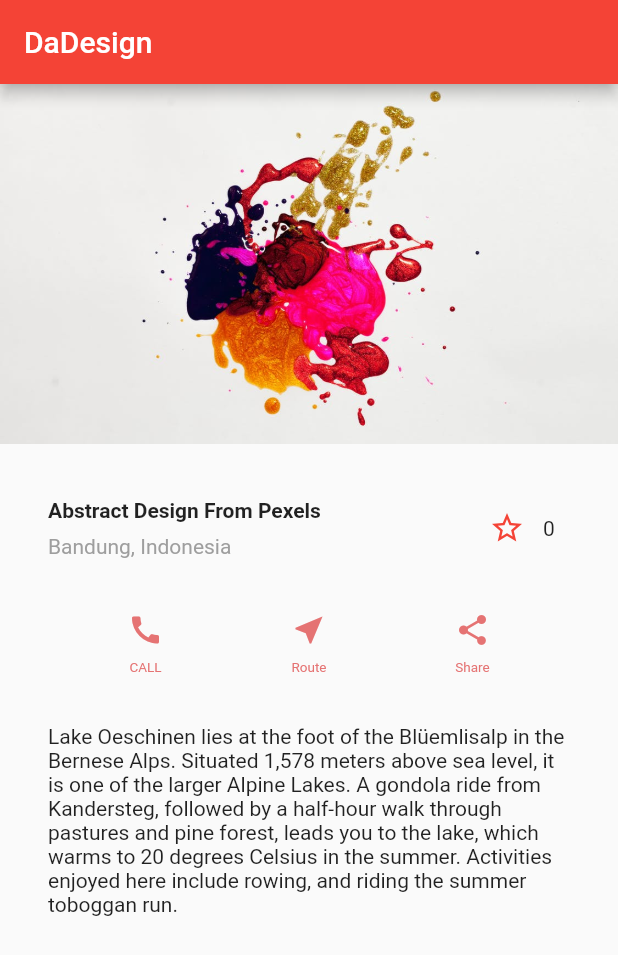
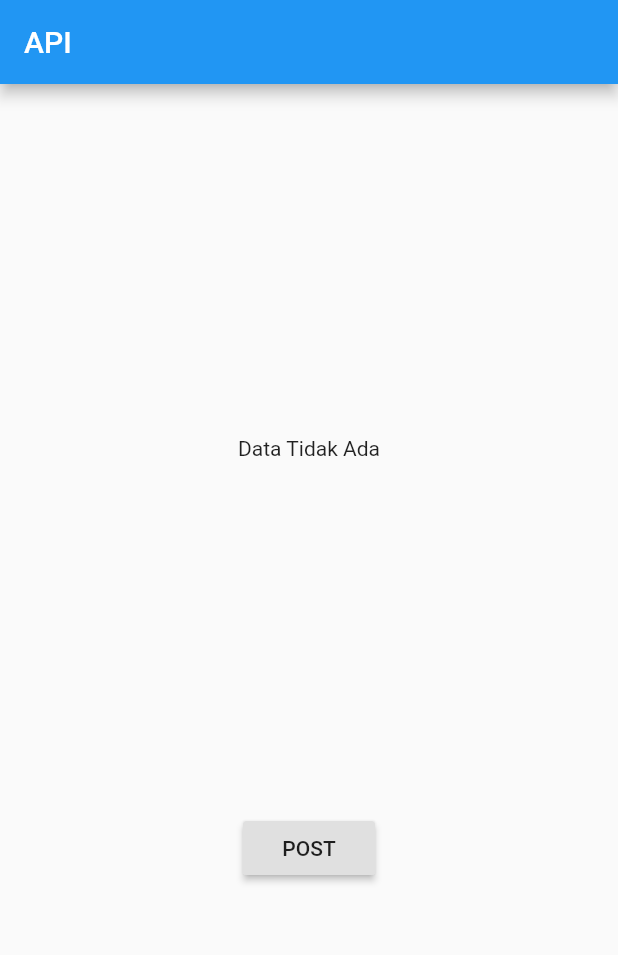
Before and after one commit to idnasirasira/flutter_learn, a Flutter app: the screen it shows after launch, on a phone screen of 412 x 824 dp. Shown: the top 955 px of the screen. Run offline on Flutter 3.47's test engine with Material 2 defaults, Android fonts, the phone set to English and light mode, and no system bars.

Commit message:
learn flutter http

```diff
--- /dev/null
+++ b/lib/http/main.dart
@@ -0,0 +1,44 @@
+import 'package:flutter/material.dart';
+import 'package:flutterapp/http/model/post_result_model.dart';
+import 'package:http/http.dart';
+
+void main() => runApp(MyApp());
+
+class MyApp extends StatefulWidget{
+  @override
+  _MainAppState createState() => _MainAppState();
+}
+
+class _MainAppState extends State<MyApp> {
+  PostResult postResult;
+
+  @override
+  Widget build(BuildContext context) {
+    // TODO: implement build
+    return MaterialApp(
+        home: Scaffold(
+            appBar: AppBar(
+              title: Text('API'),
+            ),
+            body: Center(
+              child: Column(
+                mainAxisAlignment: MainAxisAlignment.spaceEvenly,
+                children: <Widget>[
+                  Text(postResult != null ? postResult.id + " | " + postResult.name + " | " + postResult.job + " | " + postResult.created : "Data Tidak Ada"),
+                  RaisedButton(
+                    onPressed: () => {
+                      PostResult.connectToAPI("Badu", "Dokter").then((value) {
+                        postResult = value;
+                        setState(() => {});
+                      })
+                    },
+                    child: Text("POST"),
+                  )
+                ],
+              ),
+            )
+        )
+    );
+  }
+
+}
--- /dev/null
+++ b/lib/http/model/post_result_model.dart
@@ -0,0 +1,38 @@
+import 'dart:convert';
+
+import 'package:http/http.dart' as http;
+
+class PostResult{
+  String id;
+  String name;
+  String job;
+  String created;
+
+  PostResult({
+    this.id,
+    this.name,
+    this.job,
+    this.created
+  });
+
+  factory PostResult.createPostResult(Map<String, dynamic> object){
+    return PostResult(
+      id: object['id'],
+      name: object['name'],
+      job: object['job'],
+      created: object['createdAt']
+    );
+  }
+
+  static Future<PostResult> connectToAPI(String name, String job) async {
+    String apiURL = "https://reqres.in/api/users";
+
+    var apiResult = await http.post(apiURL, body: {
+      "name": name,
+      "job": job,
+    });
+    var jsonObject = json.decode(apiResult.body);
+
+    return PostResult.createPostResult(jsonObject);
+  }
+}
--- a/lib/main.dart
+++ b/lib/main.dart
@@ -1,173 +1,44 @@
 import 'package:flutter/material.dart';
+import 'package:flutterapp/http/model/post_result_model.dart';
+import 'package:http/http.dart';
 
 void main() => runApp(MyApp());
 
-class MyApp extends StatelessWidget {
-  // This widget is the root of your application.
+class MyApp extends StatefulWidget{
   @override
-  Widget build(BuildContext context) {
-
-    Color color = Colors.red[300];
-
-    Widget buttonSection = Container(
-        child: Row(
-          mainAxisAlignment: MainAxisAlignment.spaceEvenly,
-          children: <Widget>[
-            _buildButtonColumn(color, Icons.call, 'CALL'),
-            _buildButtonColumn(color, Icons.near_me, 'Route'),
-            _buildButtonColumn(color, Icons.share, 'Share'),
-          ],
-        )
-    );
-
-    Widget textSection = Container(
-      padding: const EdgeInsets.all(32),
-      child: Text(
-        'Lake Oeschinen lies at the foot of the Blüemlisalp in the Bernese '
-        'Alps. Situated 1,578 meters above sea level, it is one of the '
-        'larger Alpine Lakes. A gondola ride from Kandersteg, followed by a '
-        'half-hour walk through pastures and pine forest, leads you to the '
-        'lake, which warms to 20 degrees Celsius in the summer. Activities '
-        'enjoyed here include rowing, and riding the summer toboggan run.',
-        softWrap: true,
-      ),
-    );
-
-    return MaterialApp(
-      title: 'Flutter Demo',
-      theme: ThemeData(
-        // This is the theme of your application.
-        //
-        // Try running your application with "flutter run". You'll see the
-        // application has a blue toolbar. Then, without quitting the app, try
-        // changing the primarySwatch below to Colors.green and then invoke
-        // "hot reload" (press "r" in the console where you ran "flutter run",
-        // or simply save your changes to "hot reload" in a Flutter IDE).
-        // Notice that the counter didn't reset back to zero; the application
-        // is not restarted.
-        primarySwatch: Colors.red,
-      ),
-      home: Scaffold(
-        appBar: AppBar(
-          title: Text("DaDesign"),
-        ),
-        body: ListView(
-          children: <Widget>[
-            Image.asset(
-              'images/abstract_1.jpeg',
-              width: 600,
-              height: 240,
-              fit: BoxFit.cover,
-            ),
-            titleSection,
-            buttonSection,
-            textSection,
-          ],
-        )
-      ),
-    );
-  }
+  _MainAppState createState() => _MainAppState();
 }
 
-Column _buildButtonColumn(Color color, IconData icon, String label) {
-  return Column(
-    mainAxisSize: MainAxisSize.min,
-    mainAxisAlignment: MainAxisAlignment.center,
-    children: <Widget>[
-      Icon(icon, color: color),
-      Container(
-        margin: const EdgeInsets.only(top: 8),
-        child: Text(
-          label,
-          style: TextStyle(
-            fontSize: 9,
-            fontWeight: FontWeight.w400,
-            color: color,
-          ),
-        ),
-      )
-    ],
-  );
-}
-
-
-
-Widget titleSection = Container(
-  padding: const EdgeInsets.all(32),
-  child: Row(
-    children: <Widget>[
-      Expanded(
-        child: Column(
-          crossAxisAlignment: CrossAxisAlignment.start,
-          children: <Widget>[
-            Container(
-              padding: const EdgeInsets.only(bottom: 8),
-              child: Text(
-                'Abstract Design From Pexels',
-                style: TextStyle(
-                  fontWeight: FontWeight.bold,
-                ),
-              ),
-            ),
-            Text(
-              'Bandung, Indonesia',
-              style: TextStyle(
-                color: Colors.grey[500],
-              ),
-            )
-          ],
-        ),
-      ),
-      FavoriteWidget(),
-    ],
-  ),
-);
-
-/* Subclass StatefullWidget */
-class FavoriteWidget extends StatefulWidget{
-  @override
-  _FavoriteWidgetState createState() => _FavoriteWidgetState();
-}
-
-/* Subclass State*/
-class _FavoriteWidgetState extends State<FavoriteWidget> {
-  bool _isFavorited = false;
-  int _favoriteCount = 0;
+class _MainAppState extends State<MyApp> {
+  PostResult postResult;
 
   @override
   Widget build(BuildContext context) {
     // TODO: implement build
-    return Row(
-      mainAxisSize: MainAxisSize.min,
-      children: <Widget>[
-        Container(
-          padding: EdgeInsets.all(0),
-          child: IconButton(
-            icon: (_isFavorited ? Icon(Icons.star) : Icon(Icons.star_border)),
-            color: Colors.red[500],
-            onPressed: _toggleFavorite,
-          ),
+    return MaterialApp(
+      home: Scaffold(
+        appBar: AppBar(
+          title: Text('API'),
         ),
-        SizedBox(
-          width: 18,
-          child: Container(
-            child: Text('$_favoriteCount'),
+        body: Center(
+          child: Column(
+            mainAxisAlignment: MainAxisAlignment.spaceEvenly,
+            children: <Widget>[
+              Text(postResult != null ? postResult.id + " | " + postResult.name + " | " + postResult.job + " | " + postResult.created : "Data Tidak Ada"),
+              RaisedButton(
+                onPressed: () => {
+                  PostResult.connectToAPI("Badu", "Dokter").then((value) {
+                    postResult = value;
+                    setState(() => {});
+                  })
+                },
+                child: Text("POST"),
+              )
+            ],
           ),
         )
-      ],
+      )
     );
   }
 
-
-  void _toggleFavorite() {
-    setState(() {
-      if(_isFavorited) {
-        _favoriteCount -= 1;
-        _isFavorited = false;
-      } else {
-        _favoriteCount += 1;
-        _isFavorited = true;
-      }
-    });
-  }
 }
--- a/pubspec.yaml
+++ b/pubspec.yaml
@@ -14,7 +14,7 @@ description: A new Flutter application.
 version: 1.0.0+1
 
 environment:
-  sdk: ">=2.1.0 <3.0.0"
+  sdk: ">=2.2.0 <3.0.0"
 
 dependencies:
   flutter:
@@ -23,6 +23,7 @@ dependencies:
   # The following adds the Cupertino Icons font to your application.
   # Use with the CupertinoIcons class for iOS style icons.
   cupertino_icons: ^0.1.2
+  http: ^0.12.1
 
 dev_dependencies:
   flutter_test:
```
Also changed, not shown: Learn/1_AnimatedContainer.dart (added, +77 -0 lines), Learn/base.dart (added, +22 -0 lines), lib/gesture/main.dart (added, +103 -0 lines), lib/gesture/detail.dart (added), pubspec.lock.
